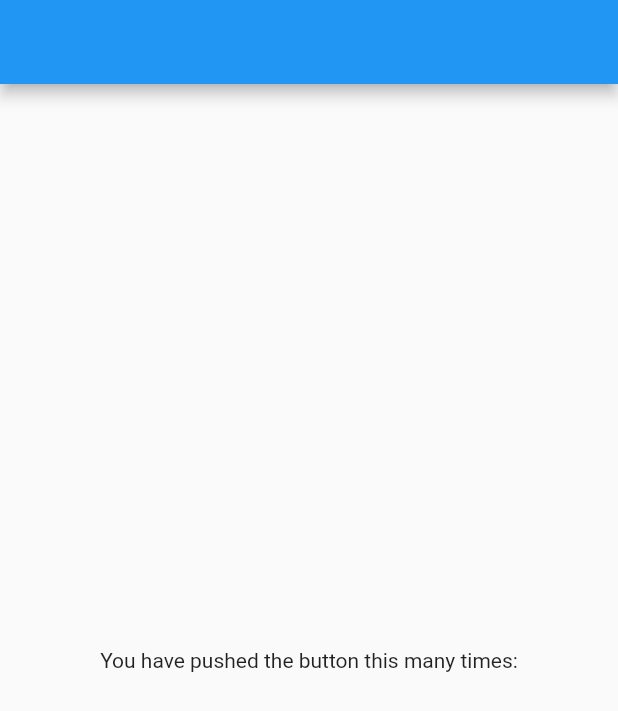
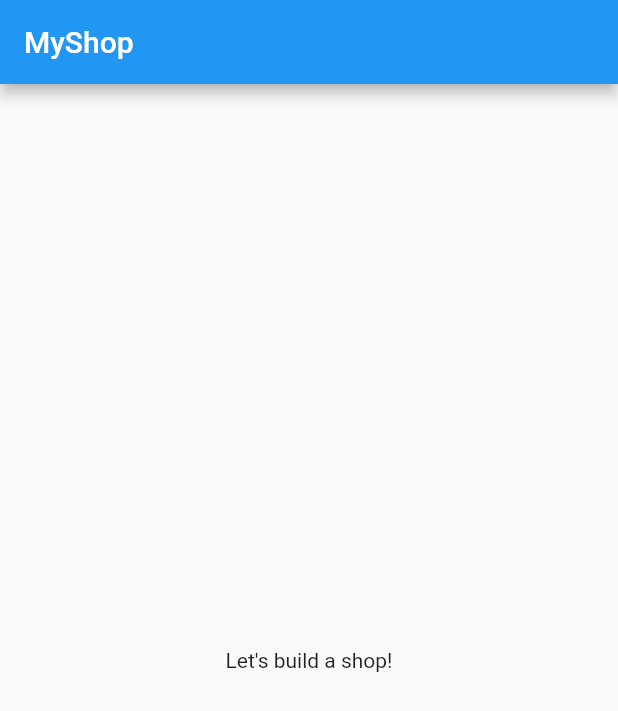
Before and after one commit to fiixed/shopping-app-prototype, a Flutter app: the screen it shows after launch, on a phone screen of 412 x 824 dp. Shown: the top 711 px of the screen. Run offline on Flutter 3.47's test engine with Material 2 defaults, Android fonts, the phone set to English and light mode, and no system bars.

```diff
--- a/lib/main.dart
+++ b/lib/main.dart
@@ -24,15 +24,12 @@ class _MyHomePageState extends State<MyHomePage> {
   @override
   Widget build(BuildContext context) {
     return Scaffold(
-      appBar: AppBar(),
+      appBar: AppBar(
+        title: Text('MyShop'),
+      ),
       body: Center(
-        child: Column(
-          mainAxisAlignment: MainAxisAlignment.center,
-          children: <Widget>[
-            Text(
-              'You have pushed the button this many times:',
-            ),
-          ],
+        child: Text(
+          'Let\'s build a shop!',
         ),
       ),
     );
```
Also changed, not shown: lib/models/product.dart (added, +19 -0 lines), lib/screens/products_overview_screen.dart (added, +12 -0 lines).
